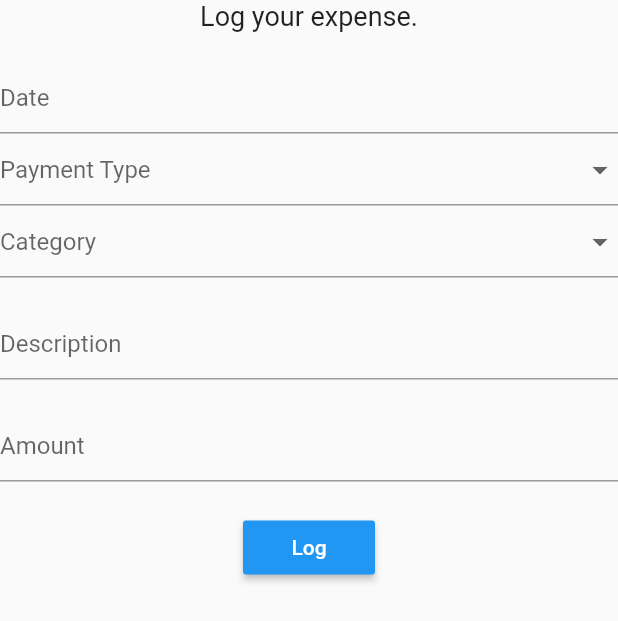
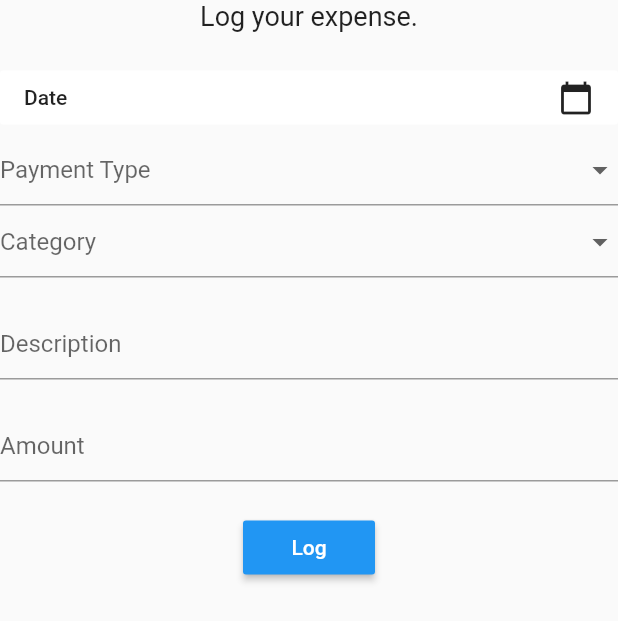
Before and after one commit to SaiAbhinav/Expense-Logger, a Flutter app: the ExpenseForm widget shown alone on an empty page, opened directly, on a phone screen of 412 x 824 dp. Shown: the top 621 px of the screen. Run offline on Flutter 3.47's test engine with Material 2 defaults, Android fonts, the phone set to English and light mode, and no system bars; our stand-ins replace cloud_firestore, firebase_auth, flutter_datetime_picker, flutter_spinkit; accounts and stored records are empty.

Commit message:
Added date picker

```diff
--- a/lib/screens/home/expense_form.dart
+++ b/lib/screens/home/expense_form.dart
@@ -3,6 +3,7 @@ import 'package:expense_logger/models/user.dart';
 import 'package:expense_logger/services/database.dart';
 import 'package:flutter/material.dart';
 import 'package:provider/provider.dart';
+import 'package:flutter_datetime_picker/flutter_datetime_picker.dart';
 
 class ExpenseForm extends StatefulWidget {
   @override
@@ -25,7 +26,16 @@ class _ExpenseFormState extends State<ExpenseForm> {
   Widget build(BuildContext context) {
     final user = Provider.of<User>(context);
 
-    return Form(
+    String _addZeroPadding(int val) {
+      if (val < 9) {
+        return '0$val';
+      } else {
+        return '$val';
+      }
+    }
+
+    return SingleChildScrollView(
+      child: Form(
         key: _formKey,
         child: Column(
           children: <Widget>[
@@ -38,11 +48,37 @@ class _ExpenseFormState extends State<ExpenseForm> {
             SizedBox(
               height: 20.0,
             ),
-          TextFormField(
-            decoration: InputDecoration(hintText: 'Date'),
-            validator: (val) => val.isEmpty ? 'Please enter date' : null,
-            onChanged: (val) => setState(() => _date = val),
+            FlatButton(
+              onPressed: () {
+                DatePicker.showDatePicker(context,
+                    theme: DatePickerTheme(
+                      containerHeight: 250.0,
+                      itemHeight: 50.0,
                     ),
+                    showTitleActions: true,
+                    minTime: DateTime(2000, 1, 1),
+                    maxTime: DateTime(DateTime.now().year, DateTime.now().month,
+                        DateTime.now().day), onConfirm: (date) {
+                  setState(() => _date =
+                      '${_addZeroPadding(date.day)} - ${_addZeroPadding(date.month)} - ${date.year}');
+                }, currentTime: DateTime.now(), locale: LocaleType.en);
+              },
+              child: Row(
+                mainAxisAlignment: MainAxisAlignment.spaceBetween,
+                children: <Widget>[
+                  Container(
+                    child: Text(_date ?? 'Date'),
+                  ),
+                  Icon(Icons.calendar_today),
+                ],
+              ),
+              color: Colors.white,
+            ),
+            // TextFormField(
+            //   decoration: InputDecoration(hintText: 'Date'),
+            //   validator: (val) => val.isEmpty ? 'Please enter date' : null,
+            //   onChanged: (val) => setState(() => _date = val),
+            // ),
             DropdownButtonFormField(
               value: _paymentType,
               decoration: InputDecoration(hintText: 'Payment Type'),
@@ -70,7 +106,8 @@ class _ExpenseFormState extends State<ExpenseForm> {
             ),
             TextFormField(
               decoration: InputDecoration(hintText: 'Description'),
-            validator: (val) => val.isEmpty ? 'Please enter description' : null,
+              validator: (val) =>
+                  val.isEmpty ? 'Please enter description' : null,
               onChanged: (val) => setState(() => _description = val),
             ),
             SizedBox(
@@ -96,13 +133,13 @@ class _ExpenseFormState extends State<ExpenseForm> {
                     paymentType: _paymentType,
                     category: _category,
                     description: _description,
-                amount: _amount
-              ));
+                    amount: _amount));
                 Navigator.pop(context);
               },
             ),
           ],
         ),
+      ),
     );
   }
 }
--- a/pubspec.yaml
+++ b/pubspec.yaml
@@ -27,6 +27,7 @@ dependencies:
   cloud_firestore: ^0.13.0+1
   provider: ^4.0.1
   flutter_spinkit: ^4.1.1+1
+  flutter_datetime_picker: ^1.3.1
 
 dev_dependencies:
   flutter_test:
```
Also changed, not shown: pubspec.lock. Lines whose indentation alone changed are shown as unchanged.
